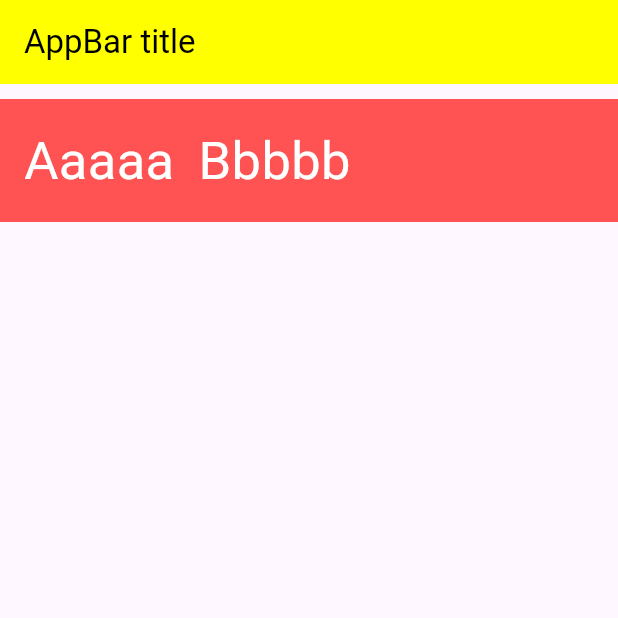
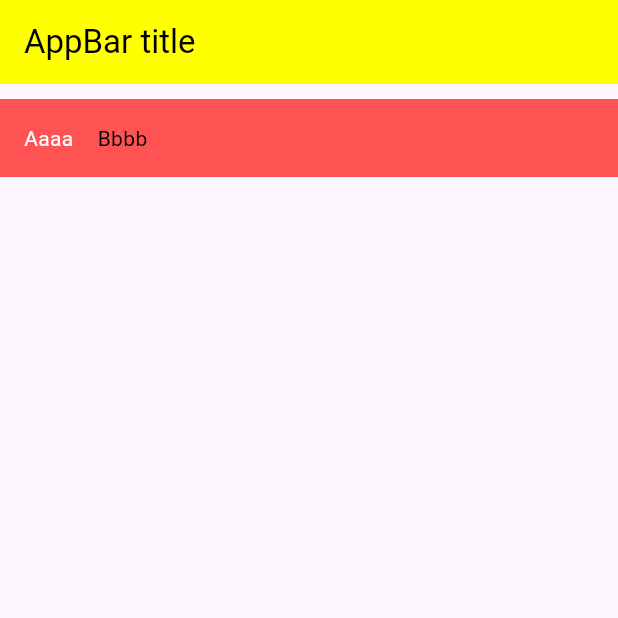
Before and after one commit to ibahas/FlutterApp, a Flutter app: the screen it shows after launch, on a phone screen of 412 x 824 dp, the top half of it. Run offline on Flutter 3.47's test engine with Material 3 defaults, Android fonts, the phone set to English and light mode, and no system bars.

Commit message:
Splitting app

```diff
--- a/lib/main.dart
+++ b/lib/main.dart
@@ -1,5 +1,9 @@
+// import 'dart:ui';
+
 import 'package:flutter/material.dart';
-import 'package:flutter/widgets.dart';
+// import 'package:flutter/widgets.dart';
+import 'text.dart';
+
 // import 'package:flutter_application_1/lesson_three.dart';
 // import 'package:flutter_application_1/lesson_one.dart';
 // import 'package:flutter_application_1/lesson_two.dart';
@@ -41,7 +45,7 @@ class _MyHomePage extends State<MyHomePage> {
           ),
         ),
       ),
-      body:  Container(
+      body: Container(
         color: Colors.redAccent,
         // margin: const EdgeInsets.all(8)
         // margin: const EdgeInsets.fromLTRB(30, 10, 30, 8),
@@ -52,29 +56,21 @@ class _MyHomePage extends State<MyHomePage> {
         padding: const EdgeInsets.all(8.0),
         // height: double.infinity,
         // alignment: Alignment.center,
-        child: const Row(
+        child: Row(
           // mainAxisAlignment: MainAxisAlignment.center,
           children: <Widget>[
             Padding(
-              padding: EdgeInsets.all(8.0),
-              child: Text(
-                'Aaaaa',
-                style: TextStyle(
-                  color: Colors.white,
-                  fontSize: 35,
-                ),
-              ),
-            ),
+                padding: const EdgeInsets.all(8.0),
+                child: MyText(
+                  'Aaaa',
+                  s,
+                )),
             Padding(
-              padding: EdgeInsets.all(8.0),
-              child: Text(
-                'Bbbbb',
-                style: TextStyle(
-                  color: Colors.white,
-                  fontSize: 35,
-                ),
-              ),
-            ),
+                padding: const EdgeInsets.all(8.0),
+                child: MyText(
+                  'Bbbb',
+                  s2,
+                )),
           ],
         ),
       ),
--- /dev/null
+++ b/lib/text.dart
@@ -0,0 +1,25 @@
+import 'package:flutter/material.dart';
+
+
+ TextStyle s = const TextStyle(
+  color: Colors.white,
+ );
+
+ TextStyle s2 = const TextStyle(
+  color: Colors.black,
+ );
+
+class MyText extends StatelessWidget {
+  String _text;
+  TextStyle _style;
+
+  MyText(this._text, this._style);
+
+  @override
+  Widget build(BuildContext context) {
+    return Text(
+      this._text,
+      style: _style,
+    );
+  }
+}
--- a/note.txt
+++ b/note.txt
@@ -76,4 +76,8 @@ padding:<Widget> : padding : EdgeInsets[all,fromLTRB,only[top,right...]]
 
 ----
 
+Convert Text to class MyText()
+
 ----
+
+----
```
